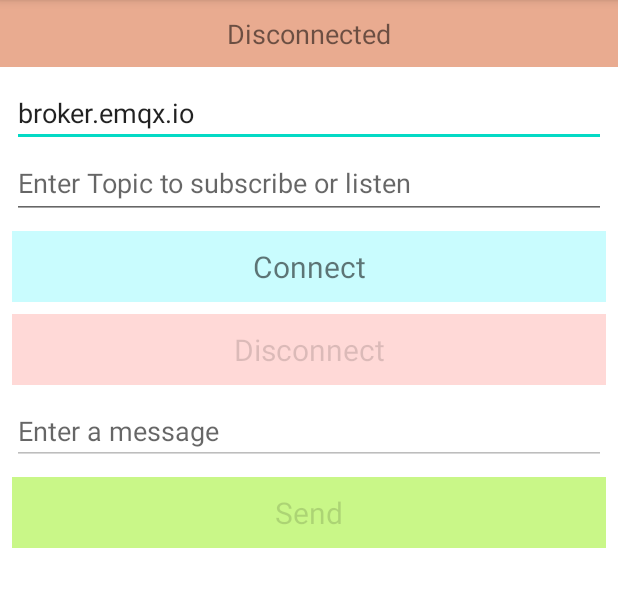
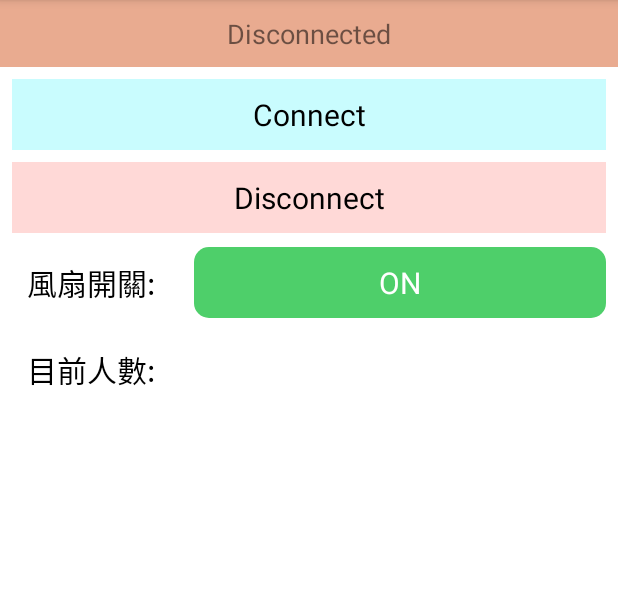
Before and after one commit to kyogrexd/IOT_finalproject, an Android app: the screen it shows after launch (MainActivity), on a phone screen of 412 x 824 dp, the part 84-691 px from its top. Run offline under Robolectric (Android 15) with nearby library versions, the phone set to English and light mode, and no system bars.

Commit message:
feat: 新增layout

```diff
--- a/app/src/main/java/com/example/iot_finalproject/fragment/FirstFragment.kt
+++ b/app/src/main/java/com/example/iot_finalproject/fragment/FirstFragment.kt
@@ -6,6 +6,7 @@ import android.view.View
 import android.view.ViewGroup
 import androidx.fragment.app.Fragment
 import com.example.iot_finalproject.MainActivity
+import com.example.iot_finalproject.R
 import com.example.iot_finalproject.databinding.FragmentFirstBinding
 import com.example.iot_finalproject.manager.MQTTConnectionParams
 import com.example.iot_finalproject.manager.MQTTmanager
@@ -15,10 +16,11 @@ import com.google.gson.Gson
 class FirstFragment: Fragment(), UIUpdaterInterface {
     private var binding: FragmentFirstBinding? = null
 
+    lateinit var mActivity: MainActivity
     private var mqttManager: MQTTmanager? = null
-    lateinit var mActivity: MainActivity
+    private var isTurnOn = false
 
-    data class User(val userName: String, val age: Int)
+    data class Data(val isTurnOn: Boolean, val speed: Int)
 
     override fun onCreateView(inflater: LayoutInflater, container: ViewGroup?, savedInstanceState: Bundle?): View? {
         binding = FragmentFirstBinding.inflate(inflater, container, false)
@@ -39,12 +41,11 @@ class FirstFragment: Fragment(), UIUpdaterInterface {
 
     override fun resetUIWithConnection(status: Boolean) { //true: Connected, false: Disconnected
         binding?.run {
-            edAddress.isEnabled = !status
-            edTopic.isEnabled = !status
             edMessage.isEnabled = status
             tvConnect.isEnabled = !status
             tvDisconnect.isEnabled = status
             tvSend.isEnabled = status
+            tvSwitch.isEnabled = status
         }
         //更新狀態顯示
         if (status){
@@ -70,16 +71,12 @@ class FirstFragment: Fragment(), UIUpdaterInterface {
     private fun setListener() {
         binding?.run {
             tvConnect.setOnClickListener {
-                if (!edAddress.text.isNullOrEmpty() && !edTopic.text.isNullOrEmpty()) {
-                    val host = "tcp://${edAddress.text.toString()}:1883"
-                    val topic = edTopic.text.toString()
-                    val connectionParams = MQTTConnectionParams("MQTTSample", host, topic, "", "")
+                val host = "tcp://broker.emqx.io:1883"
+                val topic = "mqttConnect"
+                val connectionParams = MQTTConnectionParams("MQTTSample", host, topic, "", "")
 
-                    mqttManager = MQTTmanager(connectionParams, mActivity, this@FirstFragment)
-                    mqttManager?.connect()
-                } else {
-                    updateStatusViewWith("Please enter all valid fields")
-                }
+                mqttManager = MQTTmanager(connectionParams, mActivity, this@FirstFragment)
+                mqttManager?.connect()
             }
 
             tvDisconnect.setOnClickListener {
@@ -87,10 +84,26 @@ class FirstFragment: Fragment(), UIUpdaterInterface {
             }
 
             tvSend.setOnClickListener {
-                val json  = Gson().toJson(User("kyogre", 20))
-                mqttManager?.publish(json.toString())
+//                val json  = Gson().toJson(User("kyogre", 20))
+//                mqttManager?.publish(json.toString())
+//
+//                edMessage.setText("")
+            }
 
-                edMessage.setText("")
+            tvSwitch.setOnClickListener {
+                isTurnOn = !isTurnOn
+                if (isTurnOn) {
+                    tvSwitch.setBackgroundResource(R.drawable.btn_turn_off)
+                    tvSwitch.text = "OFF"
+                    val json = Gson().toJson(Data(isTurnOn, 1000))
+                    mqttManager?.publish(json.toString())
+
+                } else {
+                    tvSwitch.setBackgroundResource(R.drawable.btn_turn_on)
+                    tvSwitch.text = "ON"
+                    val json = Gson().toJson(Data(isTurnOn, 0))
+                    mqttManager?.publish(json.toString())
+                }
             }
         }
     }
--- a/app/src/main/java/com/example/iot_finalproject/manager/MQTTmanager.kt
+++ b/app/src/main/java/com/example/iot_finalproject/manager/MQTTmanager.kt
@@ -41,6 +41,7 @@ class MQTTmanager (val connectionParams: MQTTConnectionParams, val context: Cont
             var params = this.connectionParams
             client?.connect(mqttConnectOptions, null, object: IMqttActionListener {
                 override fun onSuccess(asyncActionToken:IMqttToken) {
+                    Log.e("Mqtt", "Success to connect")
                     val disconnectedBufferOptions = DisconnectedBufferOptions()
                     disconnectedBufferOptions.setBufferEnabled(true)
                     disconnectedBufferOptions.setBufferSize(100)
--- /dev/null
+++ b/app/src/main/res/drawable/btn_turn_off.xml
@@ -0,0 +1,10 @@
+<?xml version="1.0" encoding="utf-8"?>
+<ripple xmlns:android="http://schemas.android.com/apk/res/android"
+        android:color="@color/green_4ECF6A">
+    <item android:id="@android:id/background">
+        <shape xmlns:android="http://schemas.android.com/apk/res/android">
+            <solid android:color="@color/red_FF0000" />
+            <corners android:radius="10dp" />
+        </shape>
+    </item>
+</ripple>
--- /dev/null
+++ b/app/src/main/res/drawable/btn_turn_on.xml
@@ -0,0 +1,10 @@
+<?xml version="1.0" encoding="utf-8"?>
+<ripple xmlns:android="http://schemas.android.com/apk/res/android"
+        android:color="@color/green_4ECF6A">
+    <item android:id="@android:id/background">
+        <shape xmlns:android="http://schemas.android.com/apk/res/android">
+            <solid android:color="@color/green_4ECF6A" />
+            <corners android:radius="10dp" />
+        </shape>
+    </item>
+</ripple>
--- a/app/src/main/res/layout/fragment_first.xml
+++ b/app/src/main/res/layout/fragment_first.xml
@@ -3,7 +3,46 @@
     xmlns:app="http://schemas.android.com/apk/res-auto"
     xmlns:tools="http://schemas.android.com/tools"
     android:layout_width="match_parent"
-    android:layout_height="match_parent">
+    android:layout_height="match_parent"
+    android:background="@color/white">
+
+    <TextView
+        android:id="@+id/textView2"
+        android:layout_width="wrap_content"
+        android:layout_height="wrap_content"
+        android:layout_marginStart="8dp"
+        android:layout_marginTop="8dp"
+        android:padding="10dp"
+        android:text="風扇開關:"
+        android:textSize="20dp"
+        android:textColor="@color/black"
+        app:layout_constraintStart_toStartOf="parent"
+        app:layout_constraintTop_toBottomOf="@+id/tv_disconnect" />
+
+    <LinearLayout
+        android:layout_width="0dp"
+        android:layout_height="wrap_content"
+        android:layout_marginStart="16dp"
+        android:layout_marginEnd="8dp"
+        android:orientation="horizontal"
+        app:layout_constraintBottom_toBottomOf="@+id/textView2"
+        app:layout_constraintEnd_toEndOf="parent"
+        app:layout_constraintStart_toEndOf="@+id/textView2"
+        app:layout_constraintTop_toTopOf="@+id/textView2">
+
+        <TextView
+            android:id="@+id/tv_switch"
+            android:layout_width="wrap_content"
+            android:layout_height="wrap_content"
+            android:layout_weight="1"
+            android:background="@drawable/btn_turn_on"
+            android:gravity="center"
+            android:paddingTop="10dp"
+            android:paddingBottom="10dp"
+            android:text="ON"
+            android:textColor="@color/white"
+            android:textSize="20dp" />
+    </LinearLayout>
 
     <TextView
         android:id="@+id/tv_disconnect"
@@ -17,6 +56,7 @@
         android:padding="10dp"
         android:text="Disconnect"
         android:textSize="20dp"
+        android:textColor="@color/black"
         app:layout_constraintEnd_toEndOf="parent"
         app:layout_constraintHorizontal_bias="0.0"
         app:layout_constraintStart_toStartOf="parent"
@@ -34,36 +74,6 @@
         app:layout_constraintStart_toStartOf="parent"
         app:layout_constraintTop_toTopOf="parent" />
 
-    <EditText
-        android:id="@+id/ed_address"
-        android:layout_width="match_parent"
-        android:layout_height="wrap_content"
-        android:layout_marginStart="8dp"
-        android:layout_marginTop="8dp"
-        android:layout_marginEnd="8dp"
-        android:ems="10"
-        android:text="broker.emqx.io"
-        android:hint="Enter broker address"
-        android:inputType="textPersonName"
-        app:layout_constraintEnd_toEndOf="parent"
-        app:layout_constraintStart_toStartOf="parent"
-        app:layout_constraintTop_toBottomOf="@+id/tv_status" />
-
-    <EditText
-        android:id="@+id/ed_topic"
-        android:layout_width="match_parent"
-        android:layout_height="wrap_content"
-        android:layout_marginStart="8dp"
-        android:layout_marginEnd="8dp"
-        android:ems="10"
-        android:hint="Enter Topic to subscribe or listen"
-        android:inputType="textPersonName"
-        android:minHeight="48dp"
-        app:layout_constraintEnd_toEndOf="parent"
-        app:layout_constraintHorizontal_bias="0.0"
-        app:layout_constraintStart_toStartOf="parent"
-        app:layout_constraintTop_toBottomOf="@+id/ed_address" />
-
     <TextView
         android:id="@+id/tv_connect"
         android:layout_width="match_parent"
@@ -75,10 +85,11 @@
         android:gravity="center"
         android:padding="10dp"
         android:text="Connect"
+        android:textColor="@color/black"
         android:textSize="20dp"
         app:layout_constraintEnd_toEndOf="parent"
         app:layout_constraintStart_toStartOf="parent"
-        app:layout_constraintTop_toBottomOf="@+id/ed_topic" />
+        app:layout_constraintTop_toBottomOf="@+id/tv_status" />
 
     <EditText
         android:id="@+id/ed_message"
@@ -88,6 +99,7 @@
         android:layout_marginTop="8dp"
         android:layout_marginEnd="8dp"
         android:ems="10"
+        android:visibility="gone"
         android:hint="Enter a message"
         android:inputType="textPersonName"
         app:layout_constraintEnd_toEndOf="parent"
@@ -106,6 +118,7 @@
         android:text="Send"
         android:textSize="20dp"
         android:padding="10dp"
+        android:visibility="gone"
         android:background="@color/green_C9f788"
         app:layout_constraintEnd_toEndOf="parent"
         app:layout_constraintHorizontal_bias="0.0"
@@ -120,10 +133,24 @@
         android:layout_marginTop="16dp"
         android:layout_marginEnd="8dp"
         android:layout_marginBottom="16dp"
+        android:visibility="gone"
         app:layout_constraintBottom_toBottomOf="parent"
         app:layout_constraintEnd_toEndOf="parent"
         app:layout_constraintStart_toStartOf="parent"
         app:layout_constraintTop_toBottomOf="@+id/tv_send" />
 
+    <TextView
+        android:id="@+id/textView3"
+        android:layout_width="wrap_content"
+        android:layout_height="wrap_content"
+        android:layout_marginStart="8dp"
+        android:layout_marginTop="8dp"
+        android:padding="10dp"
+        android:textSize="20dp"
+        android:text="目前人數:"
+        android:textColor="@color/black"
+        app:layout_constraintStart_toStartOf="parent"
+        app:layout_constraintTop_toBottomOf="@+id/textView2" />
+
 
 </androidx.constraintlayout.widget.ConstraintLayout>
--- a/app/src/main/res/values/colors.xml
+++ b/app/src/main/res/values/colors.xml
@@ -10,4 +10,6 @@
     <color name="red_FFD9D7">#FFD9D7</color>
     <color name="blue_C9FCFE">#C9FCFE</color>
     <color name="green_C9f788">#C9f788</color>
+    <color name="green_4ECF6A">#4ECF6A</color>
+    <color name="red_FF0000">#FF0000</color>
 </resources>
```
Also changed, not shown: 1 other file.
